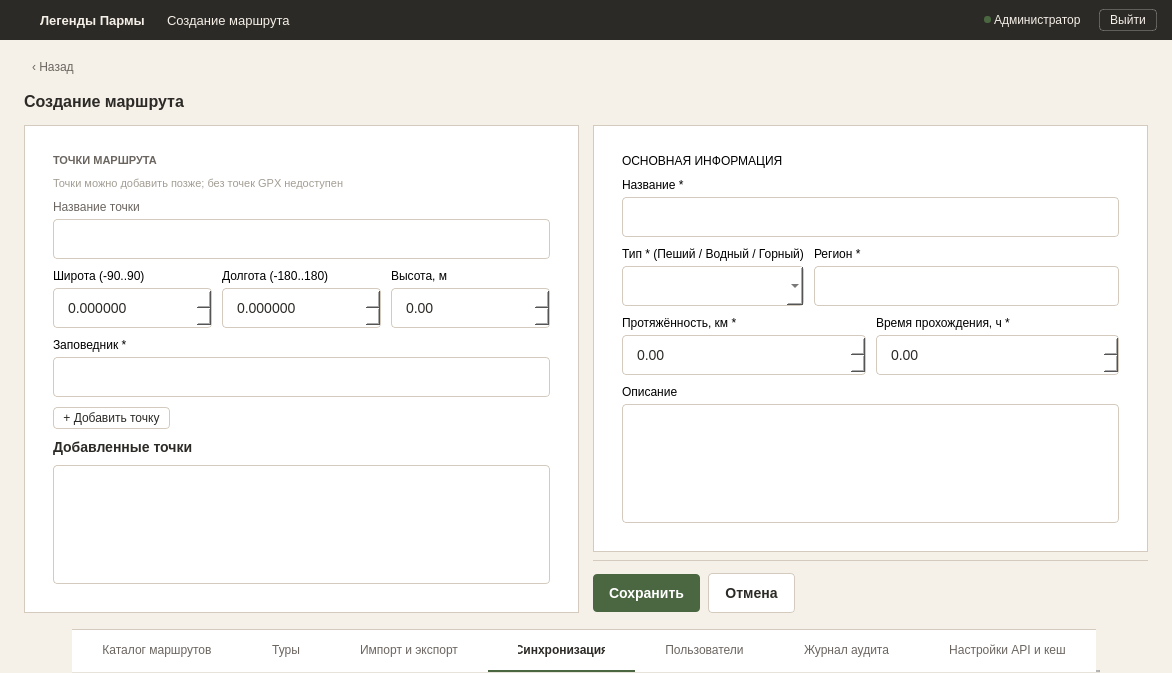
Qt form ui/windows/create_route_window.ui (nikolas-po/legends_parma) before a commit.
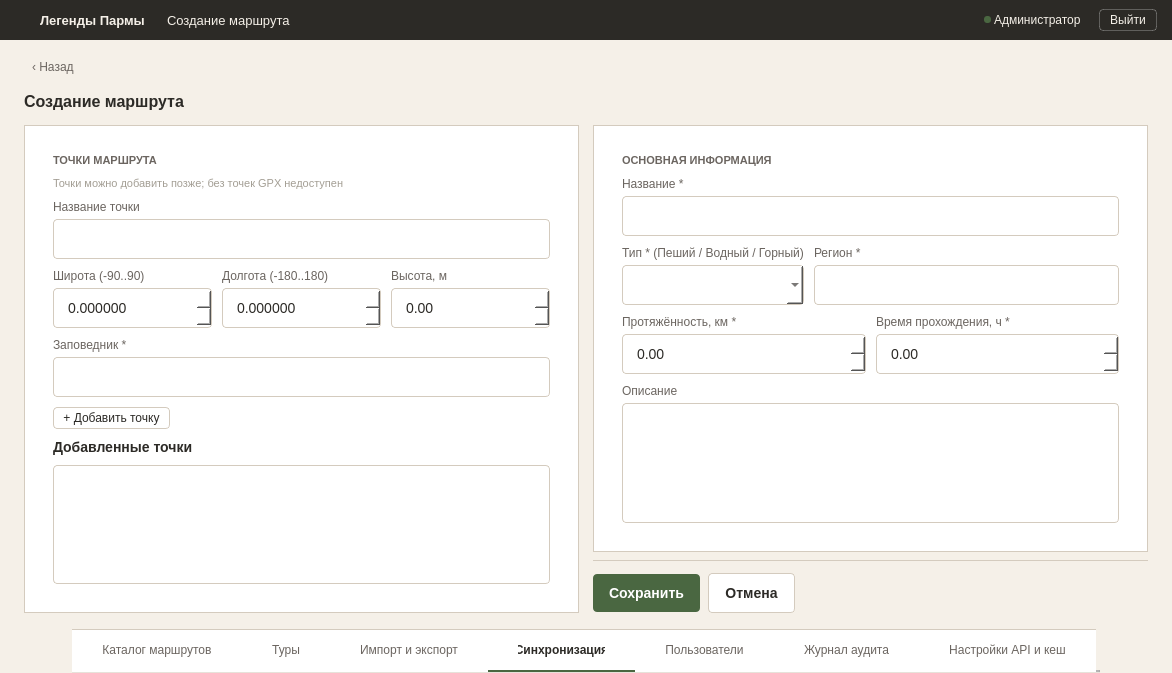
The same form after that commit. Icons and pictures are not drawn.

The edit to the form file:
```diff
--- a/ui/windows/create_route_window.ui
+++ b/ui/windows/create_route_window.ui
@@ -29,9 +29,9 @@
 #lbl_form_title { font-size: 16px; font-weight: 600; color: #2C2A26; }
 
 #leftFormCard, #rightFormCard { background-color: #FFFFFF; border: 1px solid #D4CBBE; padding: 14px; }
-#sectionTitle { font-size: 11px; font-weight: 600; color: #6B6560; text-transform: uppercase; }
+#section_title_points, #section_title_main { font-size: 11px; font-weight: 600; color: #6B6560; text-transform: uppercase; }
 #hintLabel { font-size: 11px; color: #A39E94; }
-#fieldLabel { font-size: 12px; color: #6B6560; }
+#lbl_point_name, #lbl_lat, #lbl_lon, #lbl_alt, #lbl_reserve, #lbl_route_name, #lbl_type, #lbl_region, #lbl_length, #lbl_time, #lbl_desc { font-size: 12px; color: #6B6560; }
 #listTitle { font-size: 14px; font-weight: 600; color: #2C2A26; }
 
 QLineEdit, QTextEdit, QComboBox, QDoubleSpinBox {
@@ -177,7 +177,7 @@
             <property name="rightMargin"><number>14</number></property>
             <property name="bottomMargin"><number>14</number></property>
             <item>
-             <widget class="QLabel" name="sectionTitle">
+             <widget class="QLabel" name="section_title_points">
               <property name="text"><string>ТОЧКИ МАРШРУТА</string></property>
              </widget>
             </item>
@@ -189,7 +189,7 @@
             <item>
              <layout class="QVBoxLayout" name="pointInputLayout">
               <property name="spacing"><number>5</number></property>
-              <item><widget class="QLabel" name="fieldLabel"><property name="text"><string>Название точки</string></property></widget></item>
+              <item><widget class="QLabel" name="lbl_point_name"><property name="text"><string>Название точки</string></property></widget></item>
               <item><widget class="QLineEdit" name="input_point_name"/></item>
              </layout>
             </item>
@@ -199,7 +199,7 @@
               <item>
                <layout class="QVBoxLayout" name="latLayout">
                 <property name="spacing"><number>5</number></property>
-                <item><widget class="QLabel" name="fieldLabel"><property name="text"><string>Широта (-90..90)</string></property></widget></item>
+                <item><widget class="QLabel" name="lbl_lat"><property name="text"><string>Широта (-90..90)</string></property></widget></item>
                 <item>
                  <widget class="QDoubleSpinBox" name="input_lat">
                   <property name="decimals"><number>6</number></property>
@@ -212,7 +212,7 @@
               <item>
                <layout class="QVBoxLayout" name="lonLayout">
                 <property name="spacing"><number>5</number></property>
-                <item><widget class="QLabel" name="fieldLabel"><property name="text"><string>Долгота (-180..180)</string></property></widget></item>
+                <item><widget class="QLabel" name="lbl_lon"><property name="text"><string>Долгота (-180..180)</string></property></widget></item>
                 <item>
                  <widget class="QDoubleSpinBox" name="input_lon">
                   <property name="decimals"><number>6</number></property>
@@ -225,7 +225,7 @@
               <item>
                <layout class="QVBoxLayout" name="altLayout">
                 <property name="spacing"><number>5</number></property>
-                <item><widget class="QLabel" name="fieldLabel"><property name="text"><string>Высота, м</string></property></widget></item>
+                <item><widget class="QLabel" name="lbl_alt"><property name="text"><string>Высота, м</string></property></widget></item>
                 <item>
                  <widget class="QDoubleSpinBox" name="input_alt">
                   <property name="maximum"><double>99999.000000000000000</double></property>
@@ -238,7 +238,7 @@
             <item>
              <layout class="QVBoxLayout" name="reserveLayout">
               <property name="spacing"><number>5</number></property>
-              <item><widget class="QLabel" name="fieldLabel"><property name="text"><string>Заповедник *</string></property></widget></item>
+              <item><widget class="QLabel" name="lbl_reserve"><property name="text"><string>Заповедник *</string></property></widget></item>
               <item><widget class="QLineEdit" name="input_reserve"/></item>
              </layout>
             </item>
@@ -283,14 +283,14 @@
                <property name="rightMargin"><number>14</number></property>
                <property name="bottomMargin"><number>14</number></property>
                <item>
-                <widget class="QLabel" name="sectionTitle">
+                <widget class="QLabel" name="section_title_main">
                  <property name="text"><string>ОСНОВНАЯ ИНФОРМАЦИЯ</string></property>
                 </widget>
                </item>
                <item>
                 <layout class="QVBoxLayout" name="mainNameLayout">
                  <property name="spacing"><number>5</number></property>
-                 <item><widget class="QLabel" name="fieldLabel"><property name="text"><string>Название *</string></property></widget></item>
+                 <item><widget class="QLabel" name="lbl_route_name"><property name="text"><string>Название *</string></property></widget></item>
                  <item><widget class="QLineEdit" name="input_route_name"/></item>
                 </layout>
                </item>
@@ -300,14 +300,14 @@
                  <item>
                   <layout class="QVBoxLayout" name="typeLayout">
                    <property name="spacing"><number>5</number></property>
-                   <item><widget class="QLabel" name="fieldLabel"><property name="text"><string>Тип * (Пеший / Водный / Горный)</string></property></widget></item>
+                   <item><widget class="QLabel" name="lbl_type"><property name="text"><string>Тип * (Пеший / Водный / Горный)</string></property></widget></item>
                    <item><widget class="QComboBox" name="combo_type"/></item>
                   </layout>
                  </item>
                  <item>
                   <layout class="QVBoxLayout" name="regionLayout">
                    <property name="spacing"><number>5</number></property>
-                   <item><widget class="QLabel" name="fieldLabel"><property name="text"><string>Регион *</string></property></widget></item>
+                   <item><widget class="QLabel" name="lbl_region"><property name="text"><string>Регион *</string></property></widget></item>
                    <item><widget class="QLineEdit" name="input_region"/></item>
                   </layout>
                  </item>
@@ -319,7 +319,7 @@
                  <item>
                   <layout class="QVBoxLayout" name="lengthLayout">
                    <property name="spacing"><number>5</number></property>
-                   <item><widget class="QLabel" name="fieldLabel"><property name="text"><string>Протяжённость, км *</string></property></widget></item>
+                   <item><widget class="QLabel" name="lbl_length"><property name="text"><string>Протяжённость, км *</string></property></widget></item>
                    <item>
                     <widget class="QDoubleSpinBox" name="input_length">
                      <property name="maximum"><double>99999.000000000000000</double></property>
@@ -330,7 +330,7 @@
                  <item>
                   <layout class="QVBoxLayout" name="timeLayout">
                    <property name="spacing"><number>5</number></property>
-                   <item><widget class="QLabel" name="fieldLabel"><property name="text"><string>Время прохождения, ч *</string></property></widget></item>
+                   <item><widget class="QLabel" name="lbl_time"><property name="text"><string>Время прохождения, ч *</string></property></widget></item>
                    <item>
                     <widget class="QDoubleSpinBox" name="input_time">
                      <property name="maximum"><double>99999.000000000000000</double></property>
@@ -343,7 +343,7 @@
                <item>
                 <layout class="QVBoxLayout" name="descLayout">
                  <property name="spacing"><number>5</number></property>
-                 <item><widget class="QLabel" name="fieldLabel"><property name="text"><string>Описание</string></property></widget></item>
+                 <item><widget class="QLabel" name="lbl_desc"><property name="text"><string>Описание</string></property></widget></item>
                  <item>
                   <widget class="QTextEdit" name="input_desc">
                    <property name="sizePolicy"><sizepolicy hsizetype="Expanding" vsizetype="Expanding"><horstretch>0</horstretch><verstretch>1</verstretch></sizepolicy></property>
```
